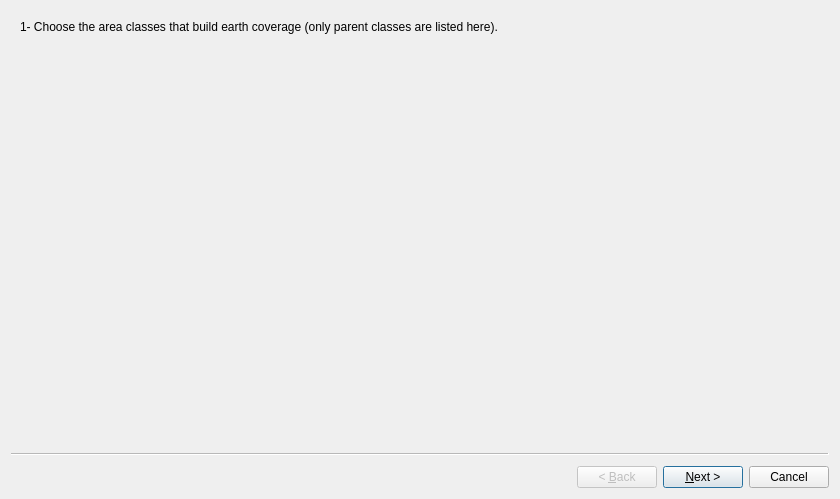
Before: the Qt Designer form ValidationTools/setupEarthCoverage.ui in dsgoficial/DsgTools, drawn with Qt 5.
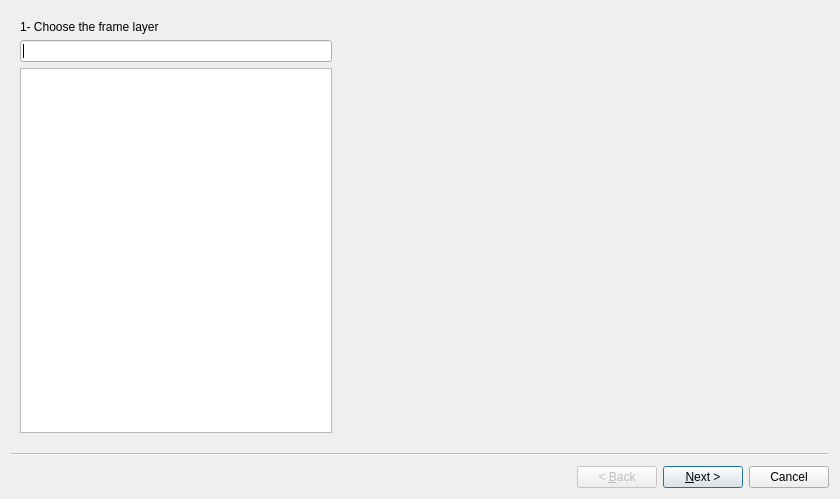
After: the same form once the commit is applied. Custom widgets are drawn as their Qt base class.

```diff
--- a/ValidationTools/setupEarthCoverage.ui
+++ b/ValidationTools/setupEarthCoverage.ui
@@ -19,12 +19,46 @@
   <property name="options">
    <set>QWizard::HelpButtonOnRight</set>
   </property>
+  <widget class="QWizardPage" name="wizardPage_2">
+   <layout class="QGridLayout" name="gridLayout_3">
+    <item row="0" column="0">
+     <widget class="QLabel" name="label_4">
+      <property name="text">
+       <string>1- Choose the frame layer</string>
+      </property>
+     </widget>
+    </item>
+    <item row="1" column="0">
+     <layout class="QVBoxLayout" name="verticalLayout">
+      <item>
+       <widget class="QLineEdit" name="filterLineEdit"/>
+      </item>
+      <item>
+       <widget class="QListView" name="listView"/>
+      </item>
+     </layout>
+    </item>
+    <item row="1" column="1">
+     <spacer name="horizontalSpacer">
+      <property name="orientation">
+       <enum>Qt::Horizontal</enum>
+      </property>
+      <property name="sizeHint" stdset="0">
+       <size>
+        <width>488</width>
+        <height>20</height>
+       </size>
+      </property>
+     </spacer>
+    </item>
+   </layout>
+  </widget>
   <widget class="QWizardPage" name="wizardPage1">
    <layout class="QGridLayout" name="gridLayout">
     <item row="0" column="0">
      <widget class="QLabel" name="label">
       <property name="text">
-       <string>1- Choose the area classes that build earth coverage (only parent classes are listed here).</string>
+       <string>2- Choose the area classes that build earth coverage (only parent classes are listed here).</string>
       </property>
      </widget>
     </item>
```
Left out of the diff: 2 changed lines with no effect on the pictures.
